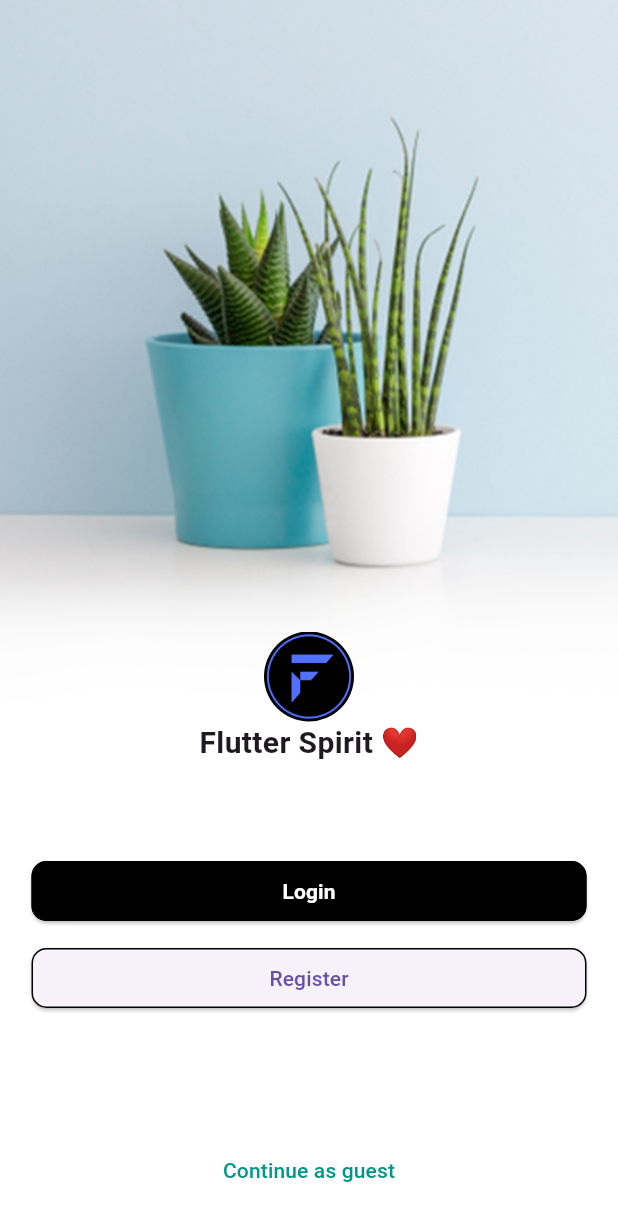
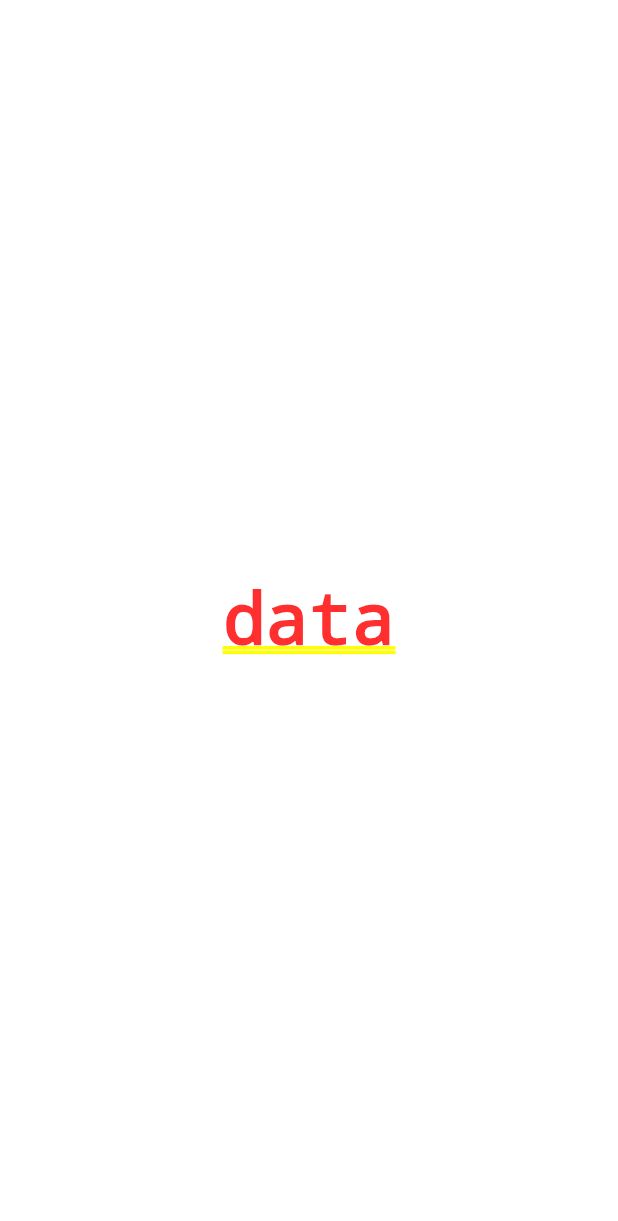
Before and after one commit to Ruhan130/AnimatedUI, a Flutter app: the screen it shows after launch, after a tap on "Login", on a phone screen of 412 x 824 dp. Shown: the top 1221 px of the screen. Run offline on Flutter 3.47's test engine with Material 3 defaults, Android fonts, the phone set to English and light mode, and no system bars; our stand-ins replace animate_do, flutter_svg; Roboto replaces fonts that are missing (Urbanist-SemiBold).

Commit message:
Start Working On Login Screen

```diff
--- a/lib/Presentation/FirstScreen/FirstScreen.dart
+++ b/lib/Presentation/FirstScreen/FirstScreen.dart
@@ -1,9 +1,11 @@
+// ignore: file_names
 import 'package:flutter/material.dart';
 import 'package:animate_do/animate_do.dart' as animate;
+import 'package:project/Presentation/LoginScreen/LoginScreen.dart';
 import 'package:project/Presentation/RegisterSCreen/RegisterScreen.dart';
 
 class AnimatedUiFirstScreen extends StatefulWidget {
-  AnimatedUiFirstScreen({super.key});
+  const AnimatedUiFirstScreen({super.key});
 
   @override
   State<AnimatedUiFirstScreen> createState() => _AnimatedUiFirstScreenState();
@@ -58,7 +60,14 @@ class _AnimatedUiFirstScreenState extends State<AnimatedUiFirstScreen> {
                     animate.FadeIn(
                       delay: const Duration(seconds: 2),
                       child: ElevatedButton(
-                        onPressed: () {},
+                        onPressed: () {
+                          Navigator.push(
+                            context,
+                            MaterialPageRoute(
+                              builder: (context) => const LoginScreen(),
+                            ),
+                          );
+                        },
                         style: ButtonStyle(
                           side: const WidgetStatePropertyAll(
                             BorderSide(color: Colors.black),
@@ -92,7 +101,7 @@ class _AnimatedUiFirstScreenState extends State<AnimatedUiFirstScreen> {
                           Navigator.push(
                             context,
                             MaterialPageRoute(
-                              builder: (context) => RegisterScreen(),
+                              builder: (context) => const RegisterScreen(),
                             ),
                           );
                         },
@@ -117,7 +126,7 @@ class _AnimatedUiFirstScreenState extends State<AnimatedUiFirstScreen> {
                     animate.FadeIn(
                       child: TextButton(
                         onPressed: () {},
-                        child: Text(
+                        child: const Text(
                           "Continue as guest",
                           style: TextStyle(color: Colors.teal),
                         ),
--- /dev/null
+++ b/lib/Presentation/LoginScreen/LoginScreen.dart
@@ -0,0 +1,15 @@
+import 'package:flutter/material.dart';
+
+class LoginScreen extends StatefulWidget {
+  const LoginScreen({super.key});
+
+  @override
+  State<LoginScreen> createState() => _LoginScreenState();
+}
+
+class _LoginScreenState extends State<LoginScreen> {
+  @override
+  Widget build(BuildContext context) {
+    return Center(child: Text('data'),);
+  }
+}
```
Also changed, not shown: lib/Presentation/RegisterSCreen/RegisterScreen.dart (+5 -5 lines).
